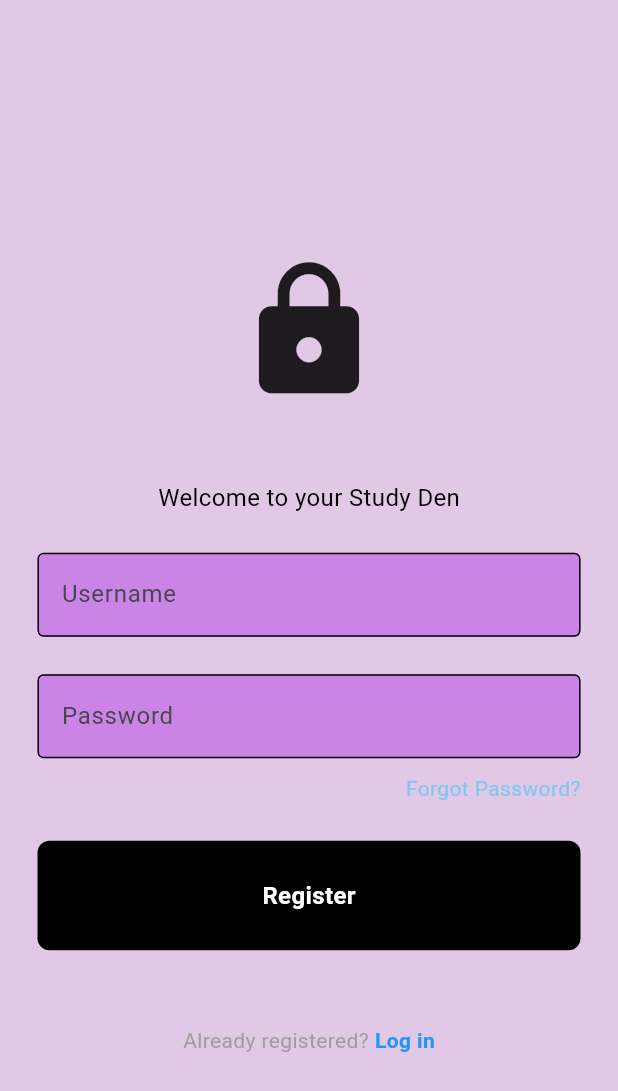
After one commit to catastrxphic/productivity, a Flutter app: the screen it shows after launch, after a tap on "Not a member?", on a phone screen of 412 x 824 dp. The commit adds this screen. Shown: the top 1091 px of the screen. Run offline on Flutter 3.47's test engine with Material 3 defaults, Android fonts, the phone set to English and light mode, and no system bars; network calls fail.

Commit message:
finished log in and sign up

```diff
--- a/blissfullden_app/lib/components/button.dart
+++ b/blissfullden_app/lib/components/button.dart
@@ -1,8 +1,8 @@
 import 'package:flutter/material.dart';
 
-class Button extends StatelessWidget {
+class SignInButton extends StatelessWidget {
   final Function()? onTap;
-  const Button({super.key, required this.onTap});
+  const SignInButton({super.key, required this.onTap});
 
   @override
   Widget build(BuildContext context) {
@@ -29,3 +29,34 @@ class Button extends StatelessWidget {
     );
   }
 }
+
+
+class RegisterButton extends StatelessWidget {
+  final Function()? onTap;
+  const RegisterButton({super.key, required this.onTap});
+
+  @override
+  Widget build(BuildContext context) {
+    return GestureDetector(
+      onTap: onTap ,
+      child: Container(
+        padding: const EdgeInsets.all(25),
+        margin: const EdgeInsets.symmetric(horizontal:25),
+        decoration: BoxDecoration(
+          color: Colors.black,
+          borderRadius: BorderRadius.circular(8)
+        ),
+        child: const Center(
+          child: Text(
+            "Register",
+            style: TextStyle(
+              color:  Colors.white,
+              fontWeight: FontWeight.bold,
+              fontSize: 16,
+            ),
+          )
+        )
+      ),
+    );
+  }
+}
--- a/blissfullden_app/lib/components/my_textfield.dart
+++ b/blissfullden_app/lib/components/my_textfield.dart
@@ -1,11 +1,11 @@
 import 'package:flutter/material.dart';
 
-class my_textfield extends StatelessWidget {
+class MyTextfield extends StatelessWidget {
   final controller;
   final String hintText;
   final bool obscureText;
 
-  const my_textfield({
+  const MyTextfield({
     super.key,
     required this.controller,
     required this.hintText,
@@ -23,7 +23,7 @@ class my_textfield extends StatelessWidget {
                     enabledBorder:const OutlineInputBorder(
                       borderSide: BorderSide(color: Color.fromARGB(255, 8, 0, 10))
                     ),
-                    fillColor: Color.fromARGB(255, 202, 132, 230),
+                    fillColor: const Color.fromARGB(255, 202, 132, 230),
                     filled: true,
                     hintText: hintText,
                   ),
--- /dev/null
+++ b/blissfullden_app/lib/login_page.dart
@@ -0,0 +1,133 @@
+import 'package:blissfullden_app/components/button.dart';
+import 'package:blissfullden_app/components/my_textfield.dart';
+import 'package:blissfullden_app/register_page.dart';
+import 'package:blissfullden_app/task_page.dart';
+import 'package:flutter/material.dart';
+import 'package:http/http.dart' as http;
+
+
+
+class LoginPage extends StatelessWidget {
+  LoginPage({super.key});
+  final usernameController = TextEditingController();
+  final passwordController = TextEditingController();
+
+  Future <void> login(BuildContext context) async{
+    final response = await http.post(
+      Uri.parse("http://127.0.0.1:8000/login/"),
+      body:{
+        'username':usernameController.text,
+        'password':passwordController.text,
+      },
+    );
+
+    if (response.statusCode == 200){
+      // ignore: use_build_context_synchronously
+      Navigator.of(context).push(
+        MaterialPageRoute(
+          builder: (context)=> const MyHomePage(title: 'home',)
+        )
+      );
+    }
+    else{
+      // ignore: use_build_context_synchronously
+      ScaffoldMessenger.of(context).showSnackBar(
+        const SnackBar(
+          content:  Text('Login failed.')
+          ),
+      );
+    }
+  }
+
+  @override
+  Widget build(BuildContext context) {
+    return Scaffold(
+      backgroundColor: const Color.fromARGB(255, 225, 200, 230),
+      body: SafeArea(
+        child: Center(
+          child: SingleChildScrollView(
+              child: Column(
+              mainAxisAlignment: MainAxisAlignment.center,
+              children: [
+                const SizedBox(height: 50),
+                //logo
+                const Icon(
+                  Icons.lock, size: 100,
+                ),
+
+                const SizedBox(height: 50),
+                const Text(
+                  "Welcome Back",
+                  style: TextStyle(
+                    color: Color.fromARGB(255, 0, 0, 0),
+                    fontSize: 16,
+                  ),
+                ),
+
+
+                const SizedBox(height: 25),
+                MyTextfield(
+                  controller: usernameController,
+                  hintText: 'username',
+                  obscureText: false
+                ),
+
+                const SizedBox(height: 25),
+                MyTextfield(
+                  controller: passwordController,
+                  hintText: 'password' ,
+                  obscureText: true,
+                ),
+
+                const SizedBox(height: 10),
+                const Padding(
+                  padding: EdgeInsets.symmetric(horizontal: 25.0),
+                  child: Row(
+                    mainAxisAlignment: MainAxisAlignment.end,
+                    children: [
+                      Text(
+                        'Forgot Password?',
+                        style: TextStyle(color: Color.fromARGB(255, 131, 198, 237)),
+                      )
+                    ],
+                  ),
+                ),
+
+                const SizedBox(height: 25),
+                SignInButton(onTap:()=> login(context)),
+
+                const SizedBox(height: 50),
+                GestureDetector(
+                  onTap:(){
+                    Navigator.of(context).push(
+                      MaterialPageRoute(
+                        builder: (context)=> RegisterPage()
+                      ),
+                    );
+                  } ,
+                  child: const Row(
+                    mainAxisAlignment: MainAxisAlignment.center,
+                    children: [
+                      Text('Not a member?',
+                      style: TextStyle(color:Colors.grey)
+                      ,),
+                      SizedBox(width: 4),
+                      Text(
+                        "Register now",
+                        style: TextStyle(
+                        color:Colors.blue, fontWeight: FontWeight.bold
+                        ),
+                      )
+                    ],
+                  )
+                )
+
+              ],
+            ),
+          )
+
+        )
+        )
+    );
+  }
+}
--- /dev/null
+++ b/blissfullden_app/lib/register_page.dart
@@ -0,0 +1,140 @@
+import 'package:blissfullden_app/components/my_textfield.dart';
+import 'package:blissfullden_app/login_page.dart';
+import 'package:blissfullden_app/task_page.dart';
+import 'package:flutter/material.dart';
+import 'package:http/http.dart' as http;
+import 'package:blissfullden_app/components/button.dart';
+
+
+
+
+class RegisterPage extends StatelessWidget {
+  RegisterPage({super.key});
+  final usernameController = TextEditingController();
+  final passwordController = TextEditingController();
+
+  Future <void> signUp(BuildContext context) async{
+    final response = await http.post(
+      Uri.parse("http://127.0.0.1:8000/signup/"),
+      body:{
+        'username':usernameController.text,
+        'password':passwordController.text,
+      },
+    );
+
+    if (response.statusCode == 200){
+      // ignore: use_build_context_synchronously
+      Navigator.of(context).push(
+        MaterialPageRoute(
+          builder: (context)=> const MyHomePage(title: 'home',)
+        )
+      );
+    }
+    else{
+      // ignore: use_build_context_synchronously
+      ScaffoldMessenger.of(context).showSnackBar(
+        const SnackBar(
+          content:  Text('Sign Up failed.')
+          ),
+      );
+    }
+  }
+
+  @override
+  Widget build(BuildContext context) {
+    return Scaffold(
+      backgroundColor: const Color.fromARGB(255, 225, 200, 230),
+      body: SafeArea(
+        child: Center(
+          child: SingleChildScrollView(
+              child: Column(
+              mainAxisAlignment: MainAxisAlignment.center,
+              children: [
+                const SizedBox(height: 50),
+                //logo
+                const Icon(
+                  Icons.lock, size: 100,
+                ),
+
+                const SizedBox(height: 50),
+                const Text(
+                  "Welcome to your Study Den",
+                  style: TextStyle(
+                    color: Color.fromARGB(255, 0, 0, 0),
+                    fontSize: 16,
+                  ),
+                ),
+
+
+                const SizedBox(height: 25),
+                MyTextfield(
+                  controller: usernameController,
+                  hintText: 'Username',
+                  obscureText: false
+                ),
+
+                const SizedBox(height: 25),
+                MyTextfield(
+                  controller: passwordController,
+                  hintText: 'Password' ,
+                  obscureText: true,
+                ),
+
+                // const SizedBox(height: 25),
+                // MyTextfield(
+                //   controller: passwordController,
+                //   hintText: 'Confirm Password' ,
+                //   obscureText: true,
+                // ),
+                const SizedBox(height: 10),
+                const Padding(
+                  padding: EdgeInsets.symmetric(horizontal: 25.0),
+                  child: Row(
+                    mainAxisAlignment: MainAxisAlignment.end,
+                    children: [
+                      Text(
+                        'Forgot Password?',
+                        style: TextStyle(color: Color.fromARGB(255, 131, 198, 237)),
+                      )
+                    ],
+                  ),
+                ),
+
+                const SizedBox(height: 25),
+                RegisterButton(onTap:()=> signUp(context)),
+
+                const SizedBox(height: 50),
+                GestureDetector(
+                  onTap:(){
+                    Navigator.of(context).push(
+                      MaterialPageRoute(
+                        builder: (context)=> LoginPage()
+                      ),
+                    );
+                  } ,
+                  child: const Row(
+                    mainAxisAlignment: MainAxisAlignment.center,
+                    children: [
+                      Text('Already registered?',
+                      style: TextStyle(color:Colors.grey)
+                      ,),
+                      SizedBox(width: 4),
+                      Text(
+                        "Log in",
+                        style: TextStyle(
+                        color:Colors.blue, fontWeight: FontWeight.bold
+                        ),
+                      )
+                    ],
+                  )
+                )
+
+              ],
+            ),
+          )
+
+        )
+        )
+    );
+  }
+}
```
Also changed, not shown: blissfullden_app/lib/create.dart (+4 -4 lines), blissfullden_app/lib/login.dart (deleted, +0 -118 lines), blissfullden_app/lib/main.dart (+1 -119 lines), blissfullden_app/lib/task_page.dart (added, +117 -0 lines), blissfullden_app/lib/update.dart (+4 -4 lines), blissfullden_app/lib/home_page.dart (added), 14 other files.
